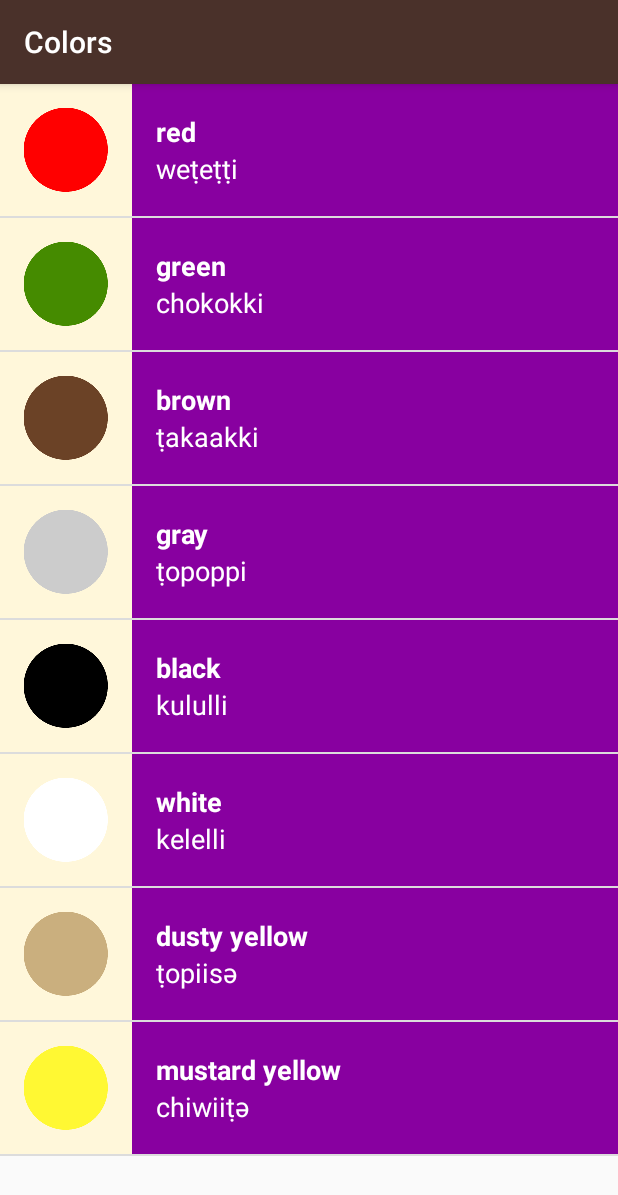
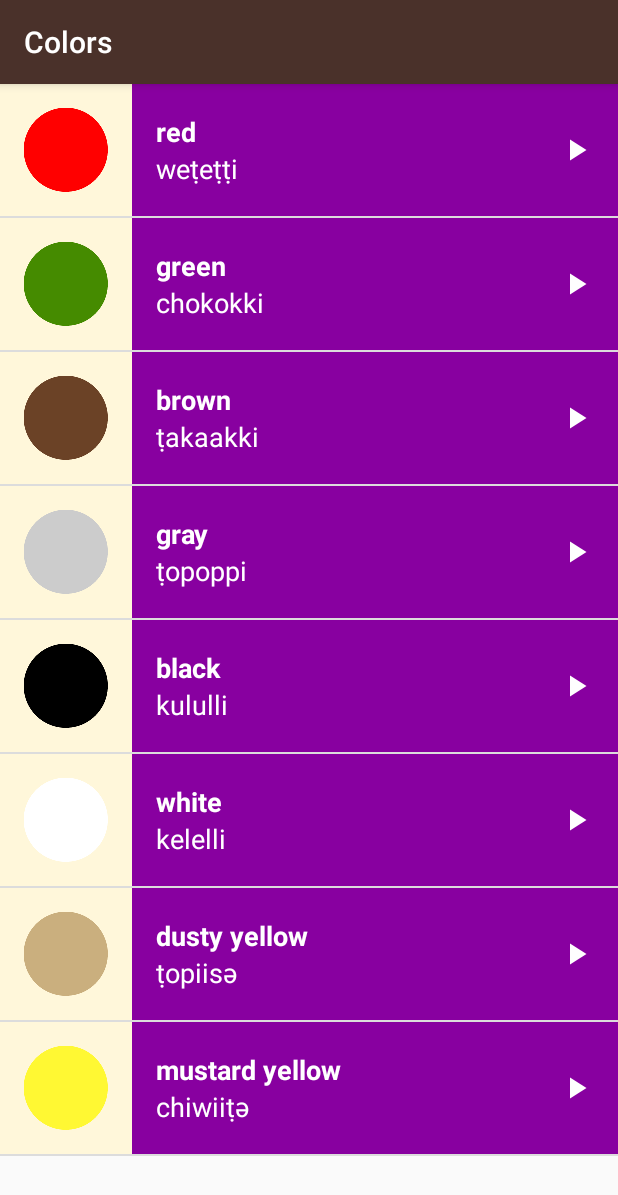
Before and after one commit to Hritvik3/Miwok-App, an Android app: the ColorsActivity screen opened directly, with no data from a screen before it, on a phone screen of 412 x 824 dp. Shown: the top 1195 px of the screen. Run offline under Robolectric (Android 15) with nearby library versions, the phone set to English and light mode, and no system bars.

Commit message:
added a play arrow button

```diff
--- a/app/src/main/res/layout/list_item.xml
+++ b/app/src/main/res/layout/list_item.xml
@@ -13,15 +13,16 @@
         android:id="@+id/image"
          />
 
+    <RelativeLayout
+        android:layout_width="match_parent"
+        android:layout_height="match_parent"
+        android:layout_toRightOf="@id/image">
+
     <LinearLayout
         android:layout_width="match_parent"
         android:layout_height="@dimen/list_item_height"
         android:orientation="vertical"
         android:padding="16dp"
-        android:layout_alignParentBottom="true"
-        android:layout_alignParentRight="true"
-        android:layout_toRightOf="@id/image"
-        android:layout_alignParentTop="true"
        android:id="@+id/text_container"
         android:paddingLeft="16dp">
     <TextView
@@ -44,16 +45,18 @@
         android:textAppearance="?android:textAppearanceMedium"
         android:textColor="@android:color/white"
         tools:text="one"/>
+
     </LinearLayout>
 
         <ImageView
+            android:id="@+id/play_icon"
             android:layout_width="wrap_content"
             android:layout_height="wrap_content"
-        android:layout_toRightOf="@id/text_container"
-        android:id="@+id/play_icon"
             android:layout_alignParentRight="true"
             android:layout_centerVertical="true"
             android:layout_marginRight="16dp"
-        android:src="@drawable/ic_baseline_play_arrow_24"/>
+            android:src="@drawable/ic_baseline_play_arrow_24" />
 
     </RelativeLayout>
+
+</RelativeLayout>
```
Lines whose indentation alone changed are shown as unchanged.
